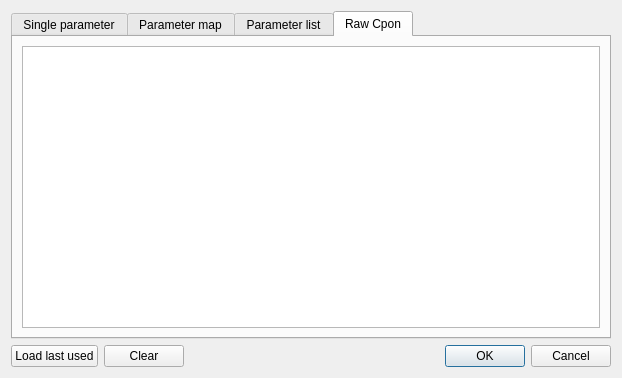
Qt form src/methodparametersdialog.ui (syyyr/shvspy) before a commit.
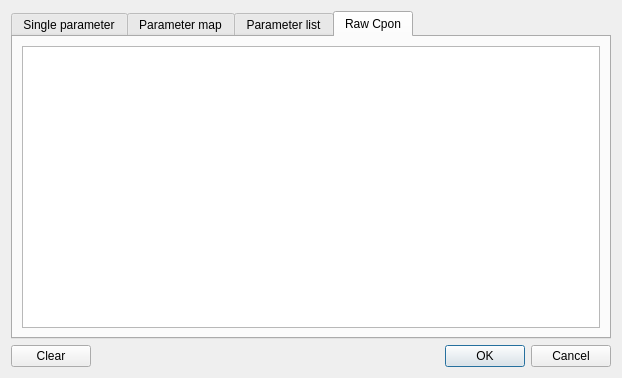
The same form after that commit.

Commit message: LastUsedParams removed since this feature bloated shvspy.conf to megabytes

Diff of the .ui file:
```diff
--- a/src/methodparametersdialog.ui
+++ b/src/methodparametersdialog.ui
@@ -230,13 +230,6 @@
    </item>
    <item>
     <layout class="QHBoxLayout" name="horizontalLayout_2">
-     <item>
-      <widget class="QPushButton" name="lastUsedButton">
-       <property name="text">
-        <string>Load last used</string>
-       </property>
-      </widget>
-     </item>
      <item>
       <widget class="QPushButton" name="clearButton">
        <property name="text">
```
The commit also changes 9 other files.
